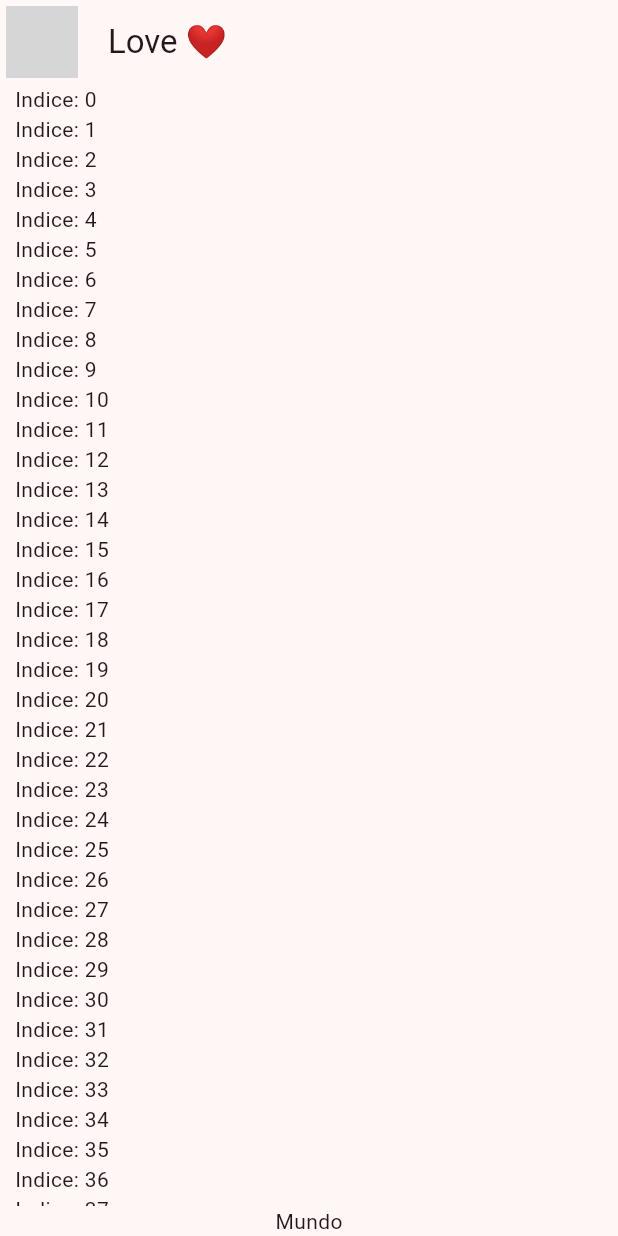
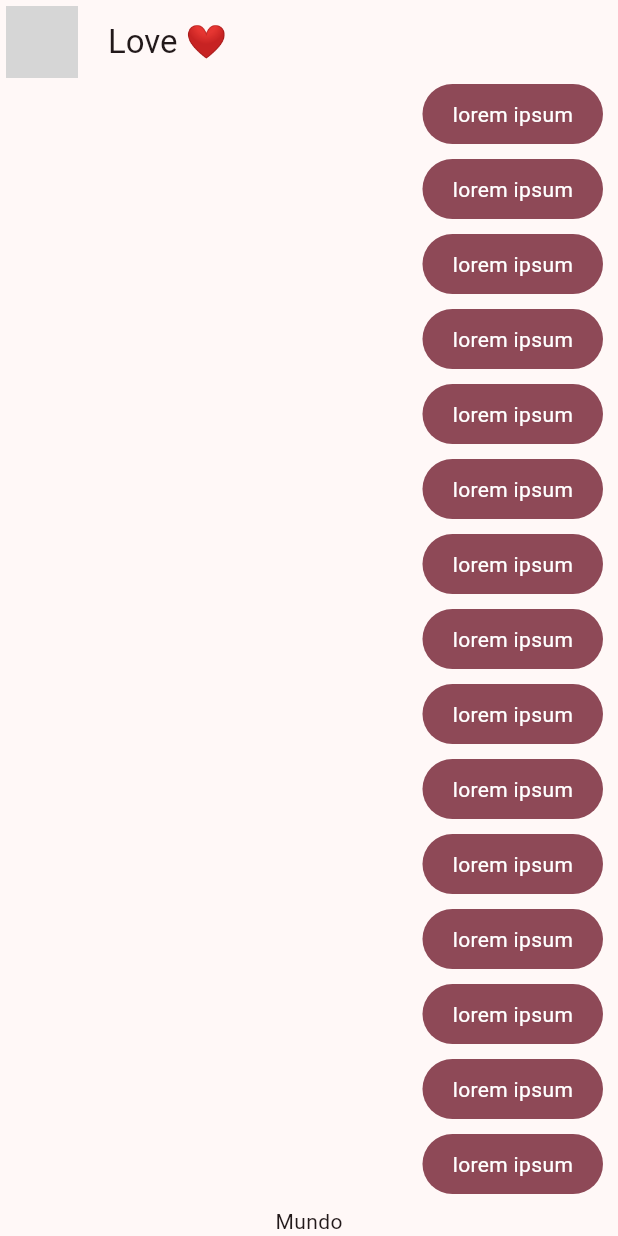
Before and after one commit to AndresFelipe077/Flutter-Chat, a Flutter app: the screen it shows after launch, on a phone screen of 412 x 824 dp. Run offline on Flutter 3.47's test engine with Material 2 defaults, Android fonts, the phone set to English and light mode, and no system bars; network calls fail; grey boxes are pictures that could not be loaded.

Commit message:
Add message in screen with colors theme

```diff
--- a/lib/main.dart
+++ b/lib/main.dart
@@ -1,6 +1,6 @@
 import 'package:flutter/material.dart';
 import 'package:flutter_chat/config/theme/app_theme.dart';
-import 'package:flutter_chat/presentation/chat/chat_screen.dart';
+import 'package:flutter_chat/presentation/screens/chat/chat_screen.dart';
 
 void main() => runApp(const MyApp());
 
--- a/lib/presentation/chat/chat_screen.dart
+++ b/lib/presentation/screens/chat/chat_screen.dart
@@ -1,4 +1,5 @@
 import 'package:flutter/material.dart';
+import 'package:flutter_chat/presentation/widgets/chat/my_message_bubble.dart';
 
 class ChatScreen extends StatelessWidget {
   const ChatScreen({super.key});
@@ -34,7 +35,7 @@ class _ChatView extends StatelessWidget {
               child:  ListView.builder(
                 itemCount: 100,
                 itemBuilder: (context, index) {
-                return Text('Indice: $index');
+                return const MyMessageBubble();
               }),
             ),
 
--- /dev/null
+++ b/lib/presentation/widgets/chat/my_message_bubble.dart
@@ -0,0 +1,32 @@
+import 'package:flutter/material.dart';
+
+class MyMessageBubble extends StatelessWidget {
+  const MyMessageBubble({super.key});
+
+  @override
+  Widget build(BuildContext context) {
+    final colors = Theme.of(context).colorScheme;
+
+    return Column(
+      crossAxisAlignment: CrossAxisAlignment.end,
+      children: [
+        Container(
+          decoration: BoxDecoration(
+            color: colors.primary,
+            borderRadius: BorderRadius.circular(20),
+          ),
+          child: const Padding(
+            padding: EdgeInsets.symmetric(horizontal: 20, vertical: 10),
+            child: Text(
+              'lorem ipsum',
+              style: TextStyle(color: Colors.white),
+            ),
+          ),
+        ),
+        const SizedBox(
+          height: 10,
+        )
+      ],
+    );
+  }
+}
```
